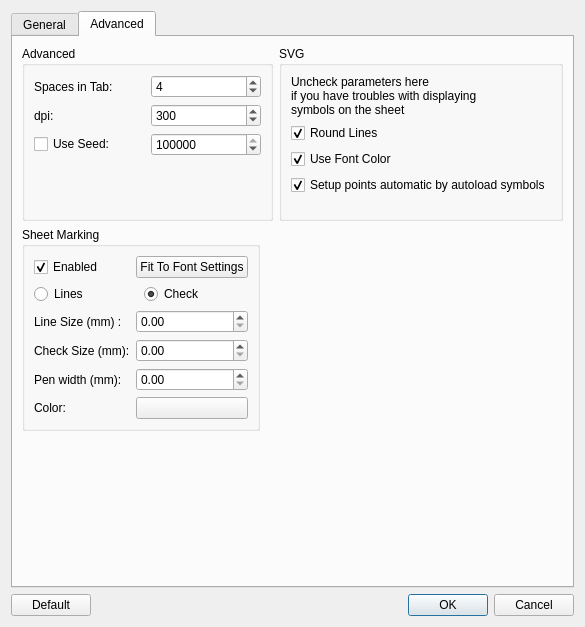
aizenbit/Scribbler, file preferencesdialog.ui: the form before one commit.
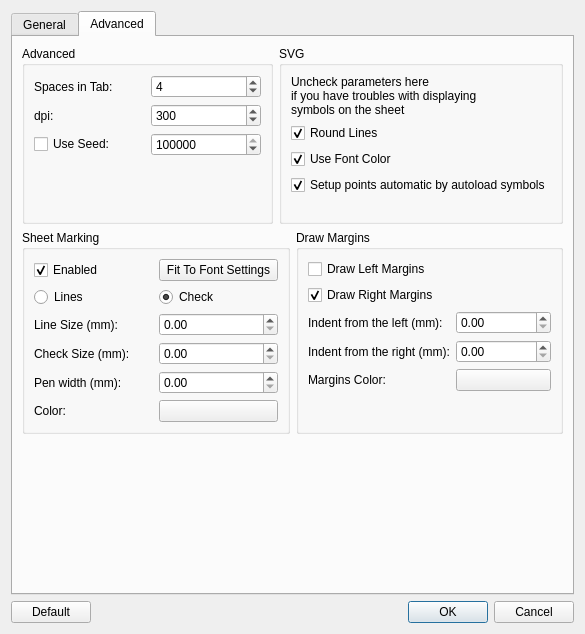
The form after the commit. The open tabs and pages were chosen to show the change.

Commit message: Added preferences od drawing margins

What changed in the file:
```diff
--- a/preferencesdialog.ui
+++ b/preferencesdialog.ui
@@ -7,7 +7,7 @@
     <x>0</x>
     <y>0</y>
     <width>585</width>
-    <height>627</height>
+    <height>634</height>
    </rect>
   </property>
   <property name="windowTitle">
@@ -17,7 +17,7 @@
    <item>
     <widget class="QTabWidget" name="tabWidget">
      <property name="currentIndex">
-      <number>1</number>
+      <number>0</number>
      </property>
      <widget class="QWidget" name="tab">
       <attribute name="title">
@@ -642,13 +642,27 @@
             <string>Sheet Marking</string>
            </property>
            <layout class="QGridLayout" name="gridLayout_4">
-            <item row="0" column="0">
-             <widget class="QCheckBox" name="markingEnabledCheckBox">
+            <item row="3" column="0">
+             <widget class="QLabel" name="label_17">
               <property name="text">
-               <string>Enabled</string>
+               <string>Check Size (mm):</string>
               </property>
-              <property name="checked">
-               <bool>true</bool>
+             </widget>
+            </item>
+            <item row="3" column="1">
+             <widget class="QDoubleSpinBox" name="markingCheckSizeSpinBox">
+              <property name="maximum">
+               <double>999.990000000000009</double>
+              </property>
+              <property name="singleStep">
+               <double>0.100000000000000</double>
+              </property>
+             </widget>
+            </item>
+            <item row="4" column="0">
+             <widget class="QLabel" name="label_18">
+              <property name="text">
+               <string>Pen width (mm):</string>
               </property>
              </widget>
             </item>
@@ -659,6 +673,43 @@
               </property>
              </widget>
             </item>
+            <item row="2" column="1">
+             <widget class="QDoubleSpinBox" name="markingLineSizeSpinBox">
+              <property name="maximum">
+               <double>999.990000000000009</double>
+              </property>
+              <property name="singleStep">
+               <double>0.100000000000000</double>
+              </property>
+             </widget>
+            </item>
+            <item row="0" column="0">
+             <widget class="QCheckBox" name="markingEnabledCheckBox">
+              <property name="text">
+               <string>Enabled</string>
+              </property>
+              <property name="checked">
+               <bool>true</bool>
+              </property>
+             </widget>
+            </item>
+            <item row="4" column="1">
+             <widget class="QDoubleSpinBox" name="markingPenWidthSpinBox">
+              <property name="maximum">
+               <double>999.990000000000009</double>
+              </property>
+              <property name="singleStep">
+               <double>0.100000000000000</double>
+              </property>
+             </widget>
+            </item>
+            <item row="2" column="0">
+             <widget class="QLabel" name="label_16">
+              <property name="text">
+               <string>Line Size (mm):</string>
+              </property>
+             </widget>
+            </item>
             <item row="1" column="0" colspan="2">
              <layout class="QHBoxLayout" name="horizontalLayout_4">
               <item>
@@ -683,65 +734,14 @@
               </item>
              </layout>
             </item>
-            <item row="2" column="0">
-             <widget class="QLabel" name="label_16">
-              <property name="text">
-               <string>Line Size (mm) :</string>
-              </property>
-             </widget>
-            </item>
-            <item row="2" column="1">
-             <widget class="QDoubleSpinBox" name="markingLineSizeSpinBox">
-              <property name="maximum">
-               <double>999.990000000000009</double>
-              </property>
-              <property name="singleStep">
-               <double>0.100000000000000</double>
-              </property>
-             </widget>
-            </item>
-            <item row="3" column="0">
-             <widget class="QLabel" name="label_17">
-              <property name="text">
-               <string>Check Size (mm):</string>
-              </property>
-             </widget>
-            </item>
-            <item row="3" column="1">
-             <widget class="QDoubleSpinBox" name="markingCheckSizeSpinBox">
-              <property name="maximum">
-               <double>999.990000000000009</double>
-              </property>
-              <property name="singleStep">
-               <double>0.100000000000000</double>
-              </property>
-             </widget>
-            </item>
-            <item row="4" column="0">
-             <widget class="QLabel" name="label_18">
-              <property name="text">
-               <string>Pen width (mm):</string>
-              </property>
-             </widget>
-            </item>
-            <item row="4" column="1">
-             <widget class="QDoubleSpinBox" name="markingPenWidthSpinBox">
-              <property name="maximum">
-               <double>999.990000000000009</double>
-              </property>
-              <property name="singleStep">
-               <double>0.100000000000000</double>
-              </property>
-             </widget>
-            </item>
-            <item row="5" column="0">
+            <item row="6" column="0">
              <widget class="QLabel" name="label_19">
               <property name="text">
                <string>Color:</string>
               </property>
              </widget>
             </item>
-            <item row="5" column="1">
+            <item row="6" column="1">
              <widget class="QPushButton" name="markingColorButton">
               <property name="text">
                <string/>
@@ -752,17 +752,80 @@
           </widget>
          </item>
          <item>
-          <spacer name="horizontalSpacer_2">
-           <property name="orientation">
-            <enum>Qt::Horizontal</enum>
+          <widget class="QGroupBox" name="groupBox_10">
+           <property name="title">
+            <string>Draw Margins</string>
            </property>
-           <property name="sizeHint" stdset="0">
-            <size>
-             <width>40</width>
-             <height>20</height>
-            </size>
-           </property>
-          </spacer>
+           <layout class="QGridLayout" name="gridLayout_5">
+            <item row="4" column="1">
+             <widget class="QPushButton" name="marginsColorButton">
+              <property name="text">
+               <string/>
+              </property>
+             </widget>
+            </item>
+            <item row="0" column="0">
+             <widget class="QCheckBox" name="leftMarginsCheckBox">
+              <property name="text">
+               <string>Draw Left Margins</string>
+              </property>
+              <property name="checked">
+               <bool>false</bool>
+              </property>
+             </widget>
+            </item>
+            <item row="2" column="0">
+             <widget class="QLabel" name="label_21">
+              <property name="text">
+               <string>Indent from the left (mm):</string>
+              </property>
+             </widget>
+            </item>
+            <item row="2" column="1">
+             <widget class="QDoubleSpinBox" name="leftMarginsIndentSpinBox"/>
+            </item>
+            <item row="1" column="0">
+             <widget class="QCheckBox" name="rightMarginsCheckBox">
+              <property name="text">
+               <string>Draw Right Margins</string>
+              </property>
+              <property name="checked">
+               <bool>true</bool>
+              </property>
+             </widget>
+            </item>
+            <item row="3" column="0">
+             <widget class="QLabel" name="label_22">
+              <property name="text">
+               <string>Indent from the right (mm):</string>
+              </property>
+             </widget>
+            </item>
+            <item row="4" column="0">
+             <widget class="QLabel" name="label_20">
+              <property name="text">
+               <string>Margins Color:</string>
+              </property>
+             </widget>
+            </item>
+            <item row="3" column="1">
+             <widget class="QDoubleSpinBox" name="rightMarginsIndentSpinBox"/>
+            </item>
+            <item row="5" column="0">
+             <spacer name="verticalSpacer_4">
+              <property name="orientation">
+               <enum>Qt::Vertical</enum>
+              </property>
+              <property name="sizeHint" stdset="0">
+               <size>
+                <width>20</width>
+                <height>40</height>
+               </size>
+              </property>
+             </spacer>
+            </item>
+           </layout>
+          </widget>
          </item>
         </layout>
        </item>
@@ -783,6 +846,19 @@
      </widget>
     </widget>
    </item>
+   <item>
+    <spacer name="verticalSpacer_5">
+     <property name="orientation">
+      <enum>Qt::Vertical</enum>
+     </property>
+     <property name="sizeHint" stdset="0">
+      <size>
+       <width>20</width>
+       <height>40</height>
+      </size>
+     </property>
+    </spacer>
+   </item>
    <item>
     <layout class="QHBoxLayout" name="horizontalLayout_3">
      <item>
```
The commit also changes 3 other files.
